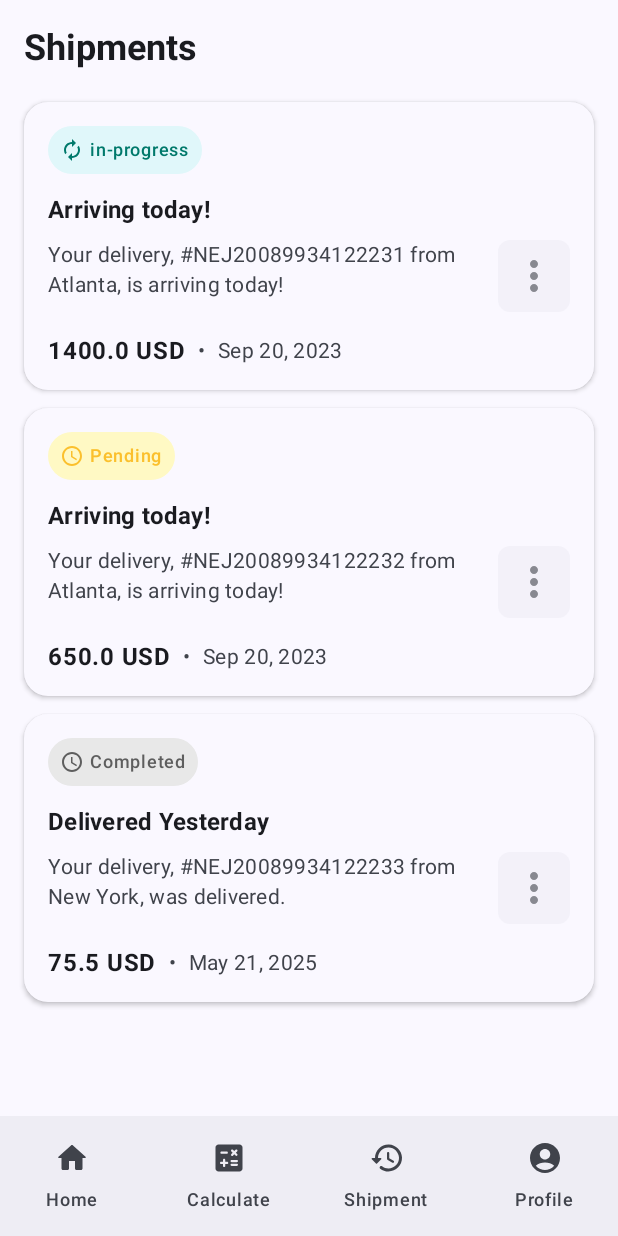
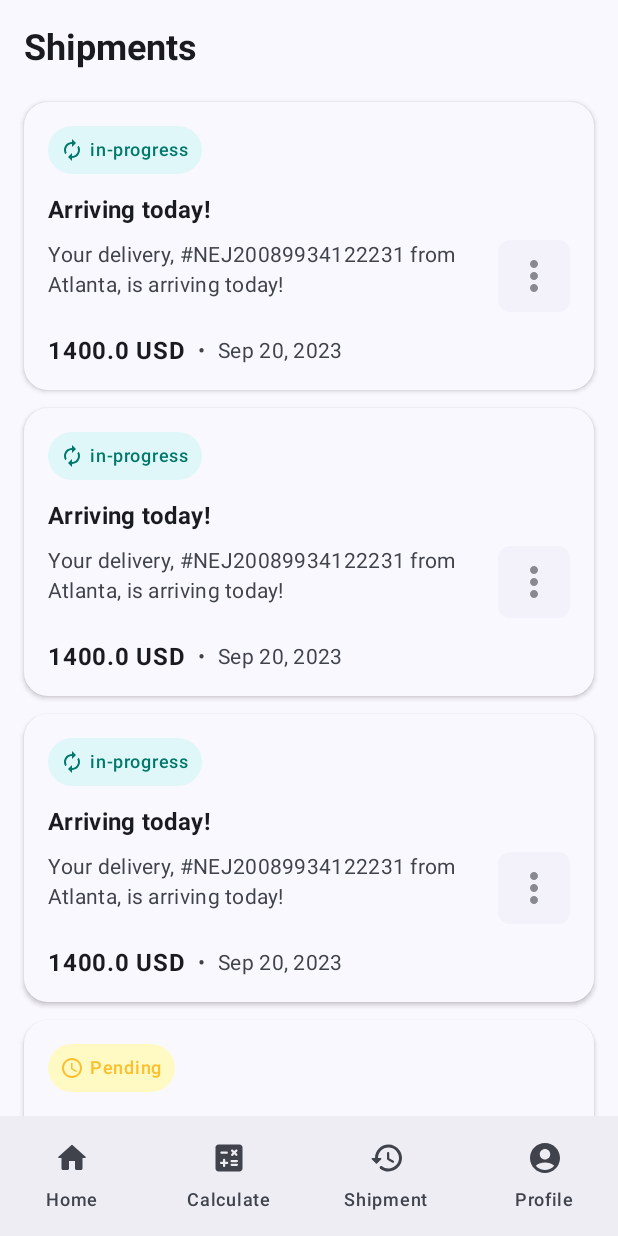
Before and after one commit to Kagiri11/Shipments, an Android app built with Jetpack Compose: the screen it shows after launch (MainActivity), item 3 of the bottom bar chosen, on a phone screen of 412 x 824 dp. Run offline under Robolectric (Android 15) with nearby library versions, the phone set to English and light mode, and no system bars.

Commit message:
Add initial seed data

```diff
--- a/app/src/main/java/com/cmaina/shipments/domain/model/Shipment.kt
+++ b/app/src/main/java/com/cmaina/shipments/domain/model/Shipment.kt
@@ -1,9 +1,10 @@
 package com.cmaina.shipments.domain.model
 
 import java.util.Date
+import java.util.UUID
 
 data class Shipment(
-    val id: String,
+    val id: String = UUID.randomUUID().toString(),
     val title: String, // e.g., "Arriving today!"
     val trackingNumber: String, // e.g., "#NEJ20089934122231"
     val origin: String, // e.g., "Atlanta"
--- a/app/src/main/java/com/cmaina/shipments/ui/screens/history/ShipmentHistoryScreen.kt
+++ b/app/src/main/java/com/cmaina/shipments/ui/screens/history/ShipmentHistoryScreen.kt
@@ -24,7 +24,7 @@ import com.cmaina.shipments.utils.getSampleShipments
 
 // This would typically come from a ViewModel
 // For now, we'll use the sample data directly
-val sampleShipmentsForScreen = getSampleShipments()
+val sampleShipmentsForScreen = getSampleShipments().shuffled()
 
 @Composable
 fun ShipmentHistoryScreen(
--- a/app/src/main/java/com/cmaina/shipments/utils/SeedUtils.kt
+++ b/app/src/main/java/com/cmaina/shipments/utils/SeedUtils.kt
@@ -16,7 +16,6 @@ fun getSampleShipments(): List<Shipment> {
 
     return listOf(
         Shipment(
-            id = "1",
             title = "Arriving today!",
             trackingNumber = "#NEJ20089934122231",
             origin = "Atlanta",
@@ -27,7 +26,6 @@ fun getSampleShipments(): List<Shipment> {
             currency = "USD"
         ),
         Shipment(
-            id = "2",
             title = "Arriving today!", // The title seems dynamic or contextual in the image
             trackingNumber = "#NEJ20089934122232",
             origin = "Atlanta", // Assuming same origin for simplicity
@@ -38,7 +36,56 @@ fun getSampleShipments(): List<Shipment> {
             currency = "USD"
         ),
         Shipment(
-            id = "3",
+            title = "Arriving today!",
+            trackingNumber = "#NEJ20089934122231",
+            origin = "Atlanta",
+            fullDescription = "Your delivery, #NEJ20089934122231 from Atlanta, is arriving today!",
+            status = ShipmentStatus.IN_PROGRESS,
+            estimatedArrivalDate = specificDate, // or specificDate
+            price = 1400.00,
+            currency = "USD"
+        ),
+        Shipment(
+            title = "Arriving today!",
+            trackingNumber = "#NEJ20089934122231",
+            origin = "Atlanta",
+            fullDescription = "Your delivery, #NEJ20089934122231 from Atlanta, is arriving today!",
+            status = ShipmentStatus.IN_PROGRESS,
+            estimatedArrivalDate = specificDate, // or specificDate
+            price = 1400.00,
+            currency = "USD"
+        ),
+        Shipment(
+            title = "Delivered Yesterday",
+            trackingNumber = "#NEJ20089934122233",
+            origin = "New York",
+            fullDescription = "Your delivery, #NEJ20089934122233 from New York, was delivered.",
+            status = ShipmentStatus.COMPLETED,
+            estimatedArrivalDate = Date(today.time - (1000 * 60 * 60 * 24)), // Yesterday
+            price = 75.50,
+            currency = "USD"
+        ),
+        Shipment(
+            title = "Arriving today!",
+            trackingNumber = "#NEJ20089934122231",
+            origin = "Atlanta",
+            fullDescription = "Your delivery, #NEJ20089934122231 from Atlanta, is arriving today!",
+            status = ShipmentStatus.IN_PROGRESS,
+            estimatedArrivalDate = specificDate, // or specificDate
+            price = 1400.00,
+            currency = "USD"
+        ),
+        Shipment(
+            title = "Arriving today!",
+            trackingNumber = "#NEJ20089934122231",
+            origin = "Atlanta",
+            fullDescription = "Your delivery, #NEJ20089934122231 from Atlanta, is arriving today!",
+            status = ShipmentStatus.IN_PROGRESS,
+            estimatedArrivalDate = specificDate, // or specificDate
+            price = 1400.00,
+            currency = "USD"
+        ),
+        Shipment(
             title = "Delivered Yesterday",
             trackingNumber = "#NEJ20089934122233",
             origin = "New York",
```
